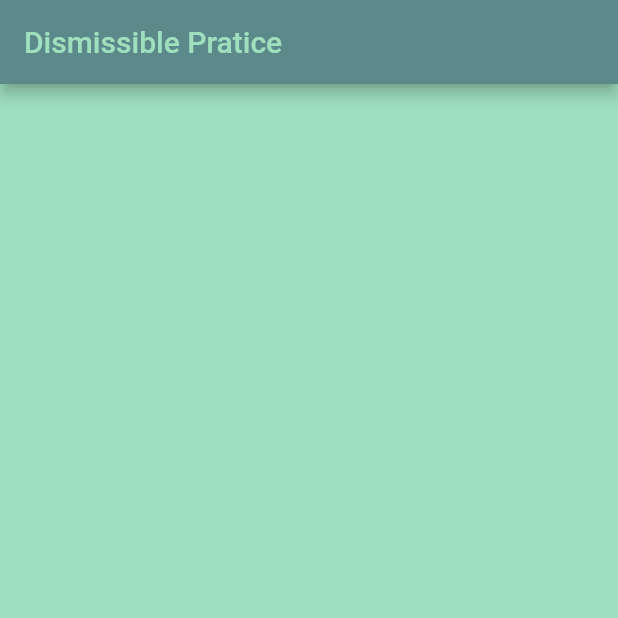
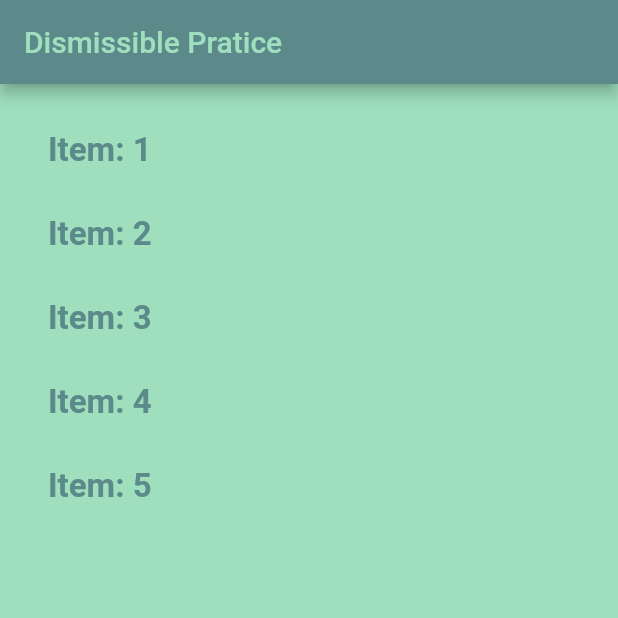
Before and after one commit to GuiQRSM/Dismissible_Pratice, a Flutter app: the screen it shows after launch, on a phone screen of 412 x 824 dp, the top half of it. Run offline on Flutter 3.47's test engine with Material 2 defaults, Android fonts, the phone set to English and light mode, and no system bars.

Commit message:
Configure the 'Scaffold()' class with the 'body: ,' attribute

```diff
--- a/lib/ActionMain_Frame.dart
+++ b/lib/ActionMain_Frame.dart
@@ -9,6 +9,7 @@ class ActionMain extends StatefulWidget {
 
 class _ActionMainState extends State<ActionMain> {
 
+  List _itemList = ["Item: 1", "Item: 2", "Item: 3", "Item: 4", "Item: 5"];
   var mainColor = Color.fromRGBO(92, 138, 138, 1);
   var secColor = Color.fromRGBO(159, 223, 190, 1);
 
@@ -25,6 +26,33 @@ class _ActionMainState extends State<ActionMain> {
         ),
         backgroundColor: mainColor,
       ),
+      body: Container(
+        width: double.infinity,
+        padding: EdgeInsets.all(16),
+        child: Column(
+          children: <Widget>[
+            Expanded(
+                child: ListView.builder(
+                    itemCount: _itemList.length,
+                    itemBuilder: (context, index){
+
+                      return ListTile(
+                        title: Text(
+                          _itemList[index],
+                          style: TextStyle(
+                            fontSize: 22,
+                            fontWeight: FontWeight.w600,
+                            color: mainColor
+                          ),
+                        ),
+                      );
+
+                    },
+                ),
+            ),
+          ],
+        ),
+      ),
     );
   }
 }
```
